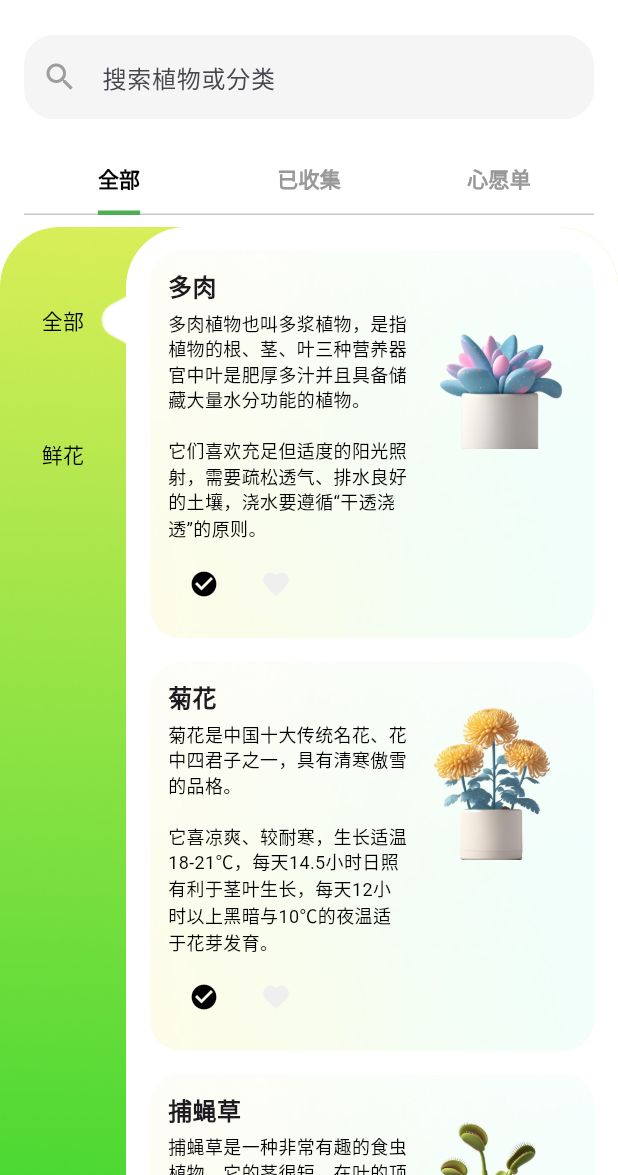
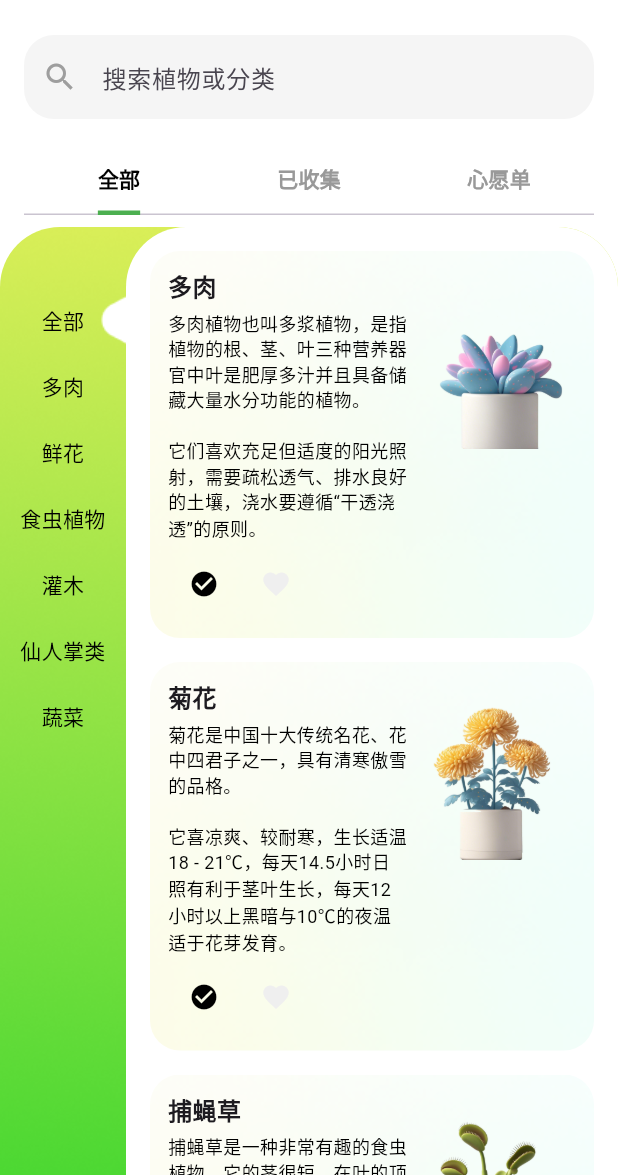
Before and after one commit to wutiannan/plant_ai_app, a Flutter app: the screen it shows after launch, item 3 of the bottom bar chosen, after a tap on "进入花园", on a phone screen of 412 x 824 dp, the part 61-1236 px from its top. Run offline on Flutter 3.47's test engine with Material 3 defaults, Android fonts, the phone set to English and light mode, and no system bars.

Commit message:
FIX：移动plant_model位置

```diff
--- a/lib/pages/plant_model.dart
+++ b/lib/models/plant_model.dart
@@ -1,4 +1,3 @@
-// 植物数据模型
 class Plant {
   final String name;
   final String enName;
@@ -8,9 +7,9 @@ class Plant {
   final String category;
   bool isCollected;
   bool isWishlist;
-  bool isInCart; // 新增购物车状态属性
+  bool isInCart;
   final double price;
-  final String cultivationDifficulty; // 新增培养难度属性
+  final String cultivationDifficulty;
 
   Plant({
     required this.name,
@@ -22,13 +21,11 @@ class Plant {
     required this.isCollected,
     this.isWishlist = false,
     required this.price,
-    this.isInCart = false, // 默认值为false
-    required this.cultivationDifficulty, // 新增培养难度参数
+    this.isInCart = false,
+    required this.cultivationDifficulty,
   });
 }
 
-// 同时需要更新所有 Plant 实例的初始化代码，添加 isInCart 参数
-// 植物数据列表
 List<Plant> plants = [
   Plant(
     name: '多肉',
@@ -37,11 +34,11 @@ List<Plant> plants = [
     progress: 0.8,
     description:
         '多肉植物也叫多浆植物，是指植物的根、茎、叶三种营养器官中叶是肥厚多汁并且具备储藏大量水分功能的植物。\n\n它们喜欢充足但适度的阳光照射，需要疏松透气、排水良好的土壤，浇水要遵循“干透浇透”的原则。',
-    category: '',
+    category: '多肉', // 可根据实际归类调整，若截图分类无对应，可保留或自定义
     isCollected: true,
     isWishlist: false,
     price: 100,
-    cultivationDifficulty: '中等', // 示例培养难度
+    cultivationDifficulty: '中等',
   ),
   Plant(
     name: '菊花',
@@ -49,12 +46,12 @@ List<Plant> plants = [
     image: 'assets/images/plant_chrysanthemum.png',
     progress: 0.6,
     description:
-        '菊花是中国十大传统名花、花中四君子之一，具有清寒傲雪的品格。\n\n它喜凉爽、较耐寒，生长适温18-21℃，每天14.5小时日照有利于茎叶生长，每天12小时以上黑暗与10℃的夜温适于花芽发育。',
+        '菊花是中国十大传统名花、花中四君子之一，具有清寒傲雪的品格。\n\n它喜凉爽、较耐寒，生长适温18 - 21℃，每天14.5小时日照有利于茎叶生长，每天12小时以上黑暗与10℃的夜温适于花芽发育。',
     category: '鲜花',
     isCollected: true,
     isWishlist: false,
     price: 100,
-    cultivationDifficulty: '容易', // 示例培养难度
+    cultivationDifficulty: '容易',
   ),
   Plant(
     name: '捕蝇草',
@@ -63,77 +60,76 @@ List<Plant> plants = [
     progress: 0.7,
     description:
         '捕蝇草是一种非常有趣的食虫植物，它的茎很短，在叶的顶端长有一个酷似“贝壳”的捕虫夹，且能分泌蜜汁。\n\n它喜温暖、湿润和阳光充足的环境，适宜用泥炭土、水苔、珍珠岩等混合配制的基质栽培。',
+    category: '食虫植物',
+    isCollected: true,
+    isWishlist: false,
+    price: 100,
+    cultivationDifficulty: '困难',
+  ),
+  Plant(
+    name: '杜鹃',
+    enName: 'RHODODENDRON',
+    image: 'assets/images/plant_rhododendron.png',
+    progress: 0.5,
+    description:
+        '杜鹃花像会魔法的小喇叭！ 它的花瓣软软的、颜色超丰富，像彩虹落在枝头～（注意！部分野生杜鹃花叶子有毒，欣赏时只摸花瓣就好啦～）',
     category: '鲜花',
     isCollected: true,
     isWishlist: false,
     price: 100,
-    cultivationDifficulty: '困难', // 示例培养难度
+    cultivationDifficulty: '中等',
   ),
   Plant(
-    name: '杜鹃',
-    enName: '',
-    image: 'assets/images/plant_rhododendron.png',
-    progress: 0.5,
-    description:
-        '杜鹃花像会魔法的小喇叭！ 它的花瓣软软的、颜色超丰富，像彩虹落在枝头～（注意！部分野生杜鹃花叶子有毒，欣赏时只摸花瓣就好啦～）',
+    name: '风铃草',
+    enName: 'CAMPANULA',
+    image: 'assets/images/plant_campanula.png',
+    progress: 0.9,
+    description: '为桔梗科风铃草属的二年生草本植物，别名钟花、风铃花、挂钟草，花期4 - 6月，果期7 - 9月',
     category: '鲜花',
     isCollected: true,
     isWishlist: false,
     price: 100,
-    cultivationDifficulty: '中等', // 示例培养难度
+    cultivationDifficulty: '容易',
   ),
   Plant(
-    name: '风铃草',
-    enName: '',
-    image: 'assets/images/plant_campanula.png',
-    progress: 0.9,
-    description: '为桔梗科风铃草属的二年生草本植物，别名钟花、风铃花、挂钟草，花期4-6月，果期7-9月',
+    name: '蝴蝶兰',
+    enName: 'BUTTERFLY ORCHID',
+    image: 'assets/images/plant_butterfly_orchid.png',
+    progress: 0.7,
+    description: '又名蝶兰，花期4—6月。蝴蝶兰希腊文的原意为“好似蝴蝶般的兰花”，花姿如蝴蝶飞舞得名。',
     category: '鲜花',
     isCollected: true,
     isWishlist: false,
     price: 100,
-    cultivationDifficulty: '容易', // 示例培养难度
+    cultivationDifficulty: '中等',
   ),
-
   Plant(
-    name: '蝴蝶兰',
-    image: 'assets/images/plant_butterfly_orchid.png',
-    progress: 0.7,
-    description: '又名蝶兰，花期4—6月。蝴蝶兰希腊文原意为“好似蝴蝶般的兰花”，花姿如蝴蝶飞舞得名。',
-    enName: '',
+    name: '栀子花',
+    enName: 'GARDENIA',
+    image: 'assets/images/plant_gardenia.png',
+    progress: 0.4,
+    description: '茜草科、栀子属灌木植物，花芳香，单朵生于枝顶，花期3~7月，果期5月~翌年2月',
+    category: '灌木',
+    isCollected: true,
+    isWishlist: false,
+    price: 100,
+    cultivationDifficulty: '容易',
+  ),
+  Plant(
+    name: '郁金香',
+    enName: 'TULIP',
+    image: 'assets/images/plant_tulip.png',
+    progress: 0.6,
+    description: '百合科郁金香属多年生球根花卉，又名草麝香、旱荷花、洋荷花、洋水仙、郁香等花期4 - 5月',
     category: '鲜花',
     isCollected: true,
     isWishlist: false,
     price: 100,
-    cultivationDifficulty: '中等', // 示例培养难度
-  ),
-  Plant(
-    name: '栀子花',
-    enName: '',
-    image: 'assets/images/plant_gardenia.png',
-    progress: 0.4,
-    description: '茜草科、栀子属灌木植物，花芳香，单朵生于枝顶，花期3~7月，果期5月~翌年2月',
-    category: '鲜花',
-    isCollected: true,
-    isWishlist: false,
-    price: 100,
-    cultivationDifficulty: '容易', // 示例培养难度
-  ),
-  Plant(
-    name: '郁金香',
-    enName: '',
-    image: 'assets/images/plant_tulip.png',
-    progress: 0.6,
-    description: '百合科郁金香属多年生球根花卉，又名草麝香、旱荷花、洋荷花、洋水仙、郁香等花期4-5月',
-    category: '鲜花',
-    isCollected: true,
-    isWishlist: false,
-    price: 100,
-    cultivationDifficulty: '中等', // 示例培养难度
+    cultivationDifficulty: '中等',
   ),
   Plant(
     name: '牡丹',
-    enName: '',
+    enName: 'PEONY',
     image: 'assets/images/plant_peony.png',
     progress: 0.8,
     description: '是芍药科、芍药属植物,花色泽艳丽，玉笑珠香，花期5月；果期6月',
@@ -141,42 +137,55 @@ List<Plant> plants = [
     isCollected: true,
     isWishlist: false,
     price: 100,
-    cultivationDifficulty: '困难', // 示例培养难度
+    cultivationDifficulty: '困难',
   ),
   Plant(
     name: '仙人掌',
-    enName: '',
+    enName: 'CACTUS',
     image: 'assets/images/plant_cactus.png',
     progress: 0.9,
     description: '仙人掌科仙人掌属草本植物，花碗状，黄色、花大明艳，花期集中在3—5月，果期在6—10月',
-    category: '',
+    category: '仙人掌类',
     isCollected: true,
     isWishlist: false,
     price: 100,
-    cultivationDifficulty: '容易', // 示例培养难度
+    cultivationDifficulty: '容易',
   ),
   Plant(
     name: '鸢尾',
-    enName: '',
+    enName: 'IRIS',
     image: 'assets/images/plant_iris.png',
     progress: 0.5,
-    description: '多年生草本植物，草质，边缘膜质，色淡，披针形或长卵圆形，花期4-5月，果期6-8月',
-    category: '',
-    isCollected: true,
-    isWishlist: false,
-    price: 100,
-    cultivationDifficulty: '中等', // 示例培养难度
-  ),
-  Plant(
-    name: '含羞草',
-    enName: '',
-    image: 'assets/images/plant_mimosa.png',
-    progress: 0.7,
-    description: '豆科、含羞草属披散、亚灌木状草本植物，花期3-10月，果期5-11月',
+    description: '多年生草本植物，草质，边缘膜质，色淡，披针形或长卵圆形，花期4 - 5月，果期6 - 8月',
     category: '鲜花',
     isCollected: true,
     isWishlist: false,
     price: 100,
-    cultivationDifficulty: '容易', // 示例培养难度
+    cultivationDifficulty: '中等',
+  ),
+  Plant(
+    name: '含羞草',
+    enName: 'MIMOSA',
+    image: 'assets/images/plant_mimosa.png',
+    progress: 0.7,
+    description: '豆科、含羞草属披散、亚灌木状草本植物，花期3 - 10月，果期5 - 11月',
+    category: '灌木',
+    isCollected: true,
+    isWishlist: false,
+    price: 100,
+    cultivationDifficulty: '容易',
+  ),
+
+  Plant(
+    name: '草莓',
+    enName: 'STRAWBERRY',
+    image: 'assets/images/plant_strawberry.png',
+    progress: 0.6,
+    description: '为蔷薇科草莓属多年生草本植物，小叶具短柄，倒卵形或菱形，叶柄密被开展黄色柔毛，花期4~5月，果期6~7月',
+    category: '蔬菜',
+    isCollected: true,
+    isWishlist: false,
+    price: 100,
+    cultivationDifficulty: '中等',
   ),
 ];
--- a/lib/pages/cultivation_interaction_page.dart
+++ b/lib/pages/cultivation_interaction_page.dart
@@ -1,5 +1,5 @@
 import 'package:flutter/material.dart';
-import 'plant_model.dart';
+import '../models/plant_model.dart';
 
 class CultivationInteractionPage extends StatefulWidget {
   final Plant plant;
--- a/lib/pages/nursery_room_page.dart
+++ b/lib/pages/nursery_room_page.dart
@@ -1,6 +1,6 @@
 import 'package:flutter/material.dart';
 import 'package:plant_ai_app/pages/plant_detail_page.dart';
-import 'package:plant_ai_app/pages/plant_model.dart';
+import 'package:plant_ai_app/models/plant_model.dart';
 import 'package:plant_ai_app/pages/plant_illustrations_page.dart'
     hide Plant; // 导入花园页
 
--- a/lib/pages/plant_detail_page.dart
+++ b/lib/pages/plant_detail_page.dart
@@ -1,5 +1,5 @@
 import 'package:flutter/material.dart';
-import 'plant_model.dart';
+import '../models/plant_model.dart';
 import 'cultivation_interaction_page.dart'; // 引入培养互动页
 
 class PlantDetailPage extends StatelessWidget {
--- a/lib/pages/plant_illustrations_page.dart
+++ b/lib/pages/plant_illustrations_page.dart
@@ -1,5 +1,5 @@
 import 'package:flutter/material.dart';
-import 'package:plant_ai_app/pages/plant_model.dart';
+import 'package:plant_ai_app/models/plant_model.dart';
 
 class PlantIllustrationsPage extends StatefulWidget {
   const PlantIllustrationsPage({super.key});
--- a/lib/pages/shop_page.dart
+++ b/lib/pages/shop_page.dart
@@ -1,5 +1,5 @@
 import 'package:flutter/material.dart';
-import 'package:plant_ai_app/pages/plant_model.dart';
+import 'package:plant_ai_app/models/plant_model.dart';
 import 'package:plant_ai_app/models/garden_model.dart';
 import 'package:plant_ai_app/models/peripheral_model.dart';
 
--- a/lib/pages/virtual_garden_page.dart
+++ b/lib/pages/virtual_garden_page.dart
@@ -2,7 +2,6 @@ import 'package:flutter/material.dart';
 import 'package:plant_ai_app/pages/plant_illustrations_page.dart'; // 导入花园页
 import 'package:plant_ai_app/pages/nursery_room_page.dart'; // 导入培育房页
 import 'package:plant_ai_app/pages/shop_page.dart';
-import 'package:plant_ai_app/pages/plant_model.dart';
 
 class VirtualPlantIllustrationsPage extends StatelessWidget {
   const VirtualPlantIllustrationsPage({super.key});
@@ -16,11 +15,6 @@ class VirtualPlantIllustrationsPage extends StatelessWidget {
             image: AssetImage('assets/images/main_bg.png'),
             fit: BoxFit.cover,
           ),
-          // gradient: LinearGradient(
-          //   begin: Alignment.topLeft,
-          //   end: Alignment.bottomRight,
-          //   colors: [Color(0xFFD9F8E7), Color(0xFFF9F7FE)],
-          // ),
         ),
         // 页面背景图
         child: SingleChildScrollView(
@@ -28,7 +22,8 @@ class VirtualPlantIllustrationsPage extends StatelessWidget {
           child: Column(
             crossAxisAlignment: CrossAxisAlignment.start,
             children: [
-              // 顶部栏：菜单  + 头像
+              SizedBox(height: MediaQuery.of(context).padding.top - 20),
+              // 顶部栏
               Row(
                 mainAxisAlignment: MainAxisAlignment.spaceBetween,
                 children: [
@@ -57,7 +52,6 @@ class VirtualPlantIllustrationsPage extends StatelessWidget {
                 '来布置你的个性化“植域”吧！',
                 style: TextStyle(
                   fontSize: 24,
-                  fontWeight: FontWeight.bold,
                   color: Colors.black,
                 ),
               ),
@@ -110,7 +104,6 @@ class VirtualPlantIllustrationsPage extends StatelessWidget {
                           style: TextStyle(
                             color: Colors.white,
                             fontSize: 14,
-                            fontWeight: FontWeight.w500,
                           ),
                         ),
                       ),
@@ -125,7 +118,6 @@ class VirtualPlantIllustrationsPage extends StatelessWidget {
                       style: TextStyle(
                         color: Colors.white,
                         fontSize: 16,
-                        fontWeight: FontWeight.w600,
                       ),
                     ),
                   ),
@@ -149,34 +141,14 @@ class VirtualPlantIllustrationsPage extends StatelessWidget {
                         );
                       },
                       child: SizedBox(
-                        height: 184, // 与左侧两个按钮高度一致
-                        // decoration: BoxDecoration(
-                        //   // color: Colors.white,
-                        //   borderRadius: BorderRadius.circular(12),
-                        //   boxShadow: [
-                        //     BoxShadow(
-                        //       color: Colors.grey.withOpacity(0.1),
-                        //       blurRadius: 4,
-                        //       offset: const Offset(0, 2),
-                        //     ),
-                        //   ],
-                        // ),
+                        height: 200,
                         child: Column(
-                          mainAxisAlignment: MainAxisAlignment.center,
                           children: [
                             Image.asset(
                               'assets/images/virtual_nursery_room.png',
-                              width: 164,
-                              height: 164,
+                              width: 200,
+                              height: 200,
                             ),
-                            // const SizedBox(height: 12),
-                            // const Text(
-                            //   '培育房',
-                            //   style: TextStyle(
-                            //     fontSize: 16,
-                            //     fontWeight: FontWeight.w600,
-                            //   ),
-                            // ),
                           ],
                         ),
                       ),
@@ -203,14 +175,6 @@ class VirtualPlantIllustrationsPage extends StatelessWidget {
                               width: 165,
                               height: 84,
                             ),
-                            // const SizedBox(height: 8),
-                            // const Text(
-                            //   '植物图鉴',
-                            //   style: TextStyle(
-                            //     fontSize: 14,
-                            //     fontWeight: FontWeight.w500,
-                            //   ),
-                            // ),
                           ],
                         ),
                       ),
@@ -232,16 +196,8 @@ class VirtualPlantIllustrationsPage extends StatelessWidget {
                             Image.asset(
                               'assets/images/virtual_garden_mall.png',
                               width: 165,
-                              height: 84,
+                              height: 85,
                             ),
-                            // const SizedBox(height: 8),
-                            // const Text(
-                            //   '植域商城',
-                            //   style: TextStyle(
-                            //     fontSize: 14,
-                            //     fontWeight: FontWeight.w500,
-                            //   ),
-                            // ),
                           ],
                         ),
                       ),
@@ -293,7 +249,6 @@ class VirtualPlantIllustrationsPage extends StatelessWidget {
                               '栀子花',
                               style: TextStyle(
                                 fontSize: 16,
-                                fontWeight: FontWeight.w600,
                               ),
                             ),
                           ),
@@ -397,7 +352,6 @@ class VirtualPlantIllustrationsPage extends StatelessWidget {
                                       style: TextStyle(
                                         fontSize: 16,
                                         color: Colors.green,
-                                        fontWeight: FontWeight.w600,
                                       ),
                                     ),
                                     const SizedBox(width: 2),
@@ -472,7 +426,6 @@ class VirtualPlantIllustrationsPage extends StatelessWidget {
                               '草莓',
                               style: TextStyle(
                                 fontSize: 16,
-                                fontWeight: FontWeight.w600,
                               ),
                             ),
                           ),
@@ -569,7 +522,6 @@ class VirtualPlantIllustrationsPage extends StatelessWidget {
                                       style: TextStyle(
                                         fontSize: 16,
                                         color: Colors.green,
-                                        fontWeight: FontWeight.w600,
                                       ),
                                     ),
                                     const SizedBox(width: 2),
```
